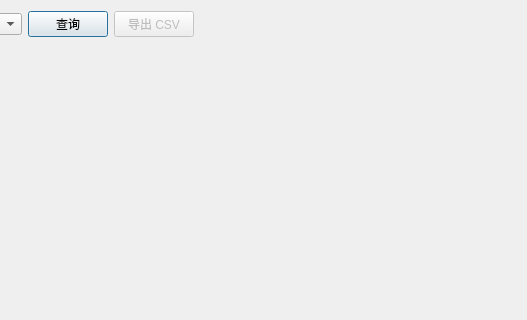
First picture: the form in apps/ens_app/src/ui/views/HistoryTrendWidget.ui, repository LIN367799/EnerSentry, before the edit; both pictures show x 473 to 1000 and y 0 to 320 of the 1000 by 540 pixel window.
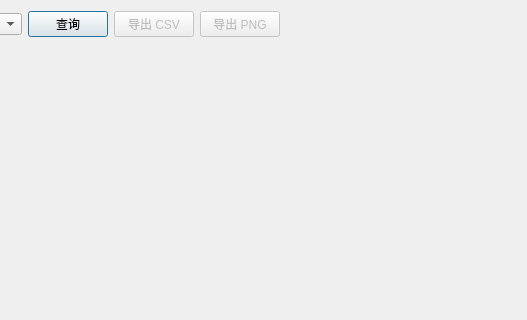
Second picture: the form after the edit.

Commit message: V2 切片 41：导出补全（FR-EXP-02/05/06，ExportUtils + 截图 + 备份，ctest 325/325）

The edit to the form file:
```diff
--- a/apps/ens_app/src/ui/views/HistoryTrendWidget.ui
+++ b/apps/ens_app/src/ui/views/HistoryTrendWidget.ui
@@ -97,6 +97,16 @@
        </property>
       </widget>
      </item>
+     <item>
+      <widget class="QPushButton" name="btnPng">
+       <property name="enabled">
+        <bool>false</bool>
+       </property>
+       <property name="text">
+        <string>导出 PNG</string>
+       </property>
+      </widget>
+     </item>
      <item>
       <spacer name="querySpacer">
        <property name="orientation">
```
The commit also changes 15 other files.
